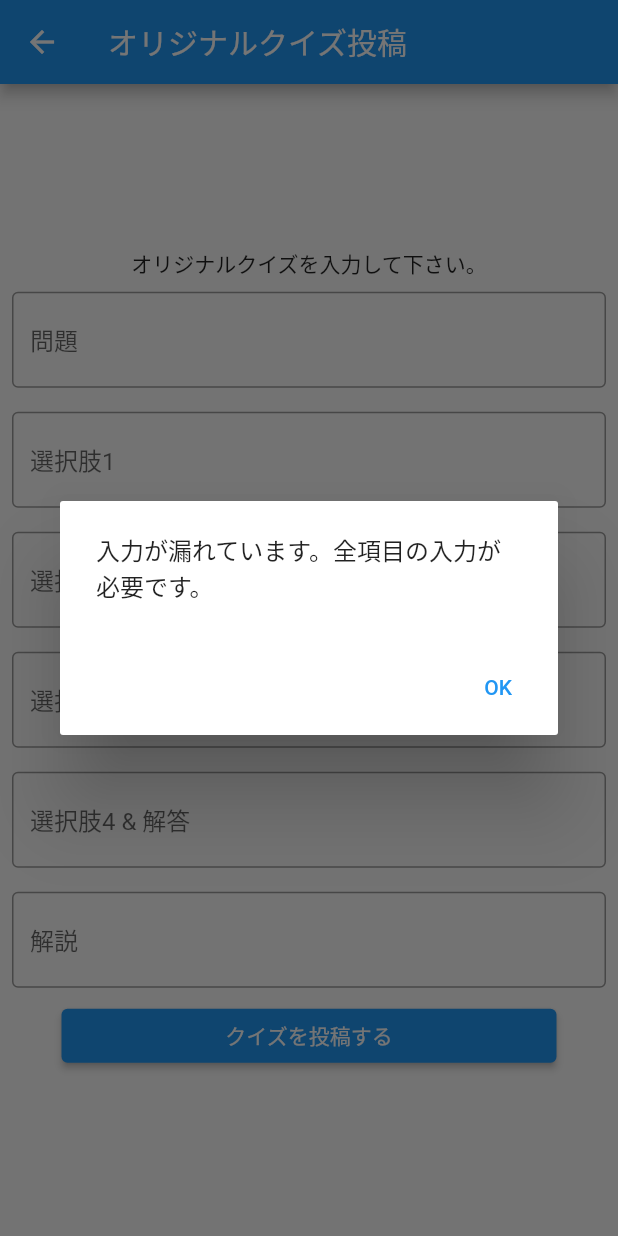
After one commit to uekiGityuto/sho_tests, a Flutter app: the PostQuizPage screen opened directly, after a tap on "クイズを投稿する", on a phone screen of 412 x 824 dp. The commit adds this screen. Run offline on Flutter 3.47's test engine with Material 2 defaults, Android fonts, the phone set to English and light mode, and no system bars; our stand-ins replace cloud_firestore, firebase_core; accounts and stored records are empty.

Commit message:
バリデーション等を追加

```diff
--- /dev/null
+++ b/lib/common/utility.dart
@@ -0,0 +1,27 @@
+import 'package:flutter/cupertino.dart';
+import 'package:flutter/material.dart';
+
+/// ユーティリティクラス
+class Utility {
+  /// ダイアログ表示
+  static Future<AlertDialog> getShowDialog(
+      BuildContext context, String msg) async {
+    return await showDialog(
+        context: context,
+        builder: (BuildContext context) {
+          return AlertDialog(
+            content: Text(msg),
+            shape: RoundedRectangleBorder(
+                borderRadius: BorderRadius.all(Radius.circular(2.0))),
+            actions: <Widget>[
+              TextButton(
+                child: const Text('OK'),
+                onPressed: () {
+                  Navigator.of(context).pop();
+                },
+              ),
+            ],
+          );
+        });
+  }
+}
--- a/lib/presentation/course_list/course_list_page.dart
+++ b/lib/presentation/course_list/course_list_page.dart
@@ -1,12 +1,17 @@
 import 'package:flutter/cupertino.dart';
 import 'package:flutter/material.dart';
 import 'package:provider/provider.dart';
+import 'package:sho_tests/presentation/post_quiz/post_quiz_page.dart';
 import 'package:sho_tests/presentation/quiz/quiz_page.dart';
 
 import 'course_list_model.dart';
 
 /// コース選択ページ
 class CourseListPage extends StatelessWidget {
+  final bool isPost;
+
+  CourseListPage(this.isPost);
+
   @override
   Widget build(BuildContext context) {
     return ChangeNotifierProvider<CourseListModel>(
@@ -26,8 +31,9 @@ class CourseListPage extends StatelessWidget {
                             Navigator.push(
                               context,
                               MaterialPageRoute(
-                                  builder: (context) =>
-                                      QuizPage(course: course)),
+                                  builder: (context) => isPost
+                                      ? PostQuizPage(course: course)
+                                      : QuizPage(course: course)),
                             );
                           }),
                     ))
@@ -36,7 +42,9 @@ class CourseListPage extends StatelessWidget {
             return Center(
               child: Column(
                 children: [
-                  Text('学習したいコースを選択して下さい。'),
+                  Text(this.isPost
+                      ? 'クイズを追加したいコースを選択して下さい'
+                      : '学習したいコースを選択して下さい。'),
                   Column(
                     children: courseButtons,
                   ),
--- a/lib/presentation/main/main.dart
+++ b/lib/presentation/main/main.dart
@@ -48,7 +48,19 @@ class HomePage extends StatelessWidget {
                           Navigator.push(
                             context,
                             MaterialPageRoute(
-                                builder: (context) => CourseListPage()),
+                                builder: (context) => CourseListPage(false)),
+                          );
+                        }),
+                  ),
+                  SizedBox(
+                    width: 330,
+                    child: ElevatedButton(
+                        child: Text('オリジナルクイズを投稿'),
+                        onPressed: () {
+                          Navigator.push(
+                            context,
+                            MaterialPageRoute(
+                                builder: (context) => CourseListPage(true)),
                           );
                         }),
                   ),
--- /dev/null
+++ b/lib/presentation/post_quiz/post_quiz_model.dart
@@ -0,0 +1,46 @@
+import 'package:cloud_firestore/cloud_firestore.dart';
+import 'package:flutter/cupertino.dart';
+import 'package:sho_tests/domain/Course.dart';
+
+/// クイズ投稿モデル
+class PostQuizModel extends ChangeNotifier {
+  // TextFieldから取得した値
+  String question = '';
+  String option1 = '';
+  String option2 = '';
+  String option3 = '';
+  String answer = '';
+  String commentary = '';
+
+  /// Firestoreにクイズ追加
+  postQuiz(Course course) async {
+    if (this.question.isEmpty ||
+        this.option1.isEmpty ||
+        this.option2.isEmpty ||
+        this.option3.isEmpty ||
+        this.answer.isEmpty ||
+        this.commentary.isEmpty) {
+      throw ('入力が漏れています。全項目の入力が必要です。');
+    }
+
+    // Firestoreに追加
+    CollectionReference quizzes = FirebaseFirestore.instance
+        .collection('courses')
+        .doc(course.documentId)
+        .collection('quizzes');
+
+    await quizzes.add({
+      'id': '', // TODO: 考える
+      'question': this.question,
+      'option1': this.option1,
+      'option2': this.option2,
+      'answer': this.answer,
+      'commentary': this.commentary,
+      'userId': '', // TODO: FireAuthから取得
+      'isEnabled': true,
+      'isExamined': true,
+      'createdAt': Timestamp.now(),
+      'updatedAt': Timestamp.now(),
+    });
+  }
+}
--- /dev/null
+++ b/lib/presentation/post_quiz/post_quiz_page.dart
@@ -0,0 +1,120 @@
+import 'package:flutter/cupertino.dart';
+import 'package:flutter/material.dart';
+import 'package:provider/provider.dart';
+import 'package:sho_tests/common/utility.dart';
+import 'package:sho_tests/domain/Course.dart';
+import 'package:sho_tests/presentation/main/main.dart';
+
+import 'post_quiz_model.dart';
+
+/// オリジナルクイズ投稿ページ
+class PostQuizPage extends StatelessWidget {
+  final Course course;
+
+  PostQuizPage({this.course});
+
+  @override
+  Widget build(BuildContext context) {
+    return ChangeNotifierProvider<PostQuizModel>(
+        create: (_) => PostQuizModel(),
+        child: Scaffold(
+          appBar: AppBar(
+            title: Text('オリジナルクイズ投稿'),
+          ),
+          body: Consumer<PostQuizModel>(
+            builder: (context, model, child) {
+              return Center(
+                child: SingleChildScrollView(
+                  child: Column(
+                    children: [
+                      Text('オリジナルクイズを入力して下さい。'),
+                      Padding(
+                        padding: const EdgeInsets.all(8.0),
+                        child: TextField(
+                          decoration: InputDecoration(
+                              border: OutlineInputBorder(), hintText: '問題'),
+                          keyboardType: TextInputType.multiline,
+                          maxLines: null,
+                          onChanged: (text) {
+                            model.question = text;
+                          },
+                        ),
+                      ),
+                      Padding(
+                        padding: const EdgeInsets.all(8.0),
+                        child: TextField(
+                          decoration: InputDecoration(
+                              border: OutlineInputBorder(), hintText: '選択肢1'),
+                        ),
+                      ),
+                      Padding(
+                        padding: const EdgeInsets.all(8.0),
+                        child: TextField(
+                          decoration: InputDecoration(
+                              border: OutlineInputBorder(), hintText: '選択肢2'),
+                          onChanged: (text) {
+                            model.option1 = text;
+                          },
+                        ),
+                      ),
+                      Padding(
+                        padding: const EdgeInsets.all(8.0),
+                        child: TextField(
+                          decoration: InputDecoration(
+                              border: OutlineInputBorder(), hintText: '選択肢3'),
+                          onChanged: (text) {
+                            model.option2 = text;
+                          },
+                        ),
+                      ),
+                      Padding(
+                        padding: const EdgeInsets.all(8.0),
+                        child: TextField(
+                          decoration: InputDecoration(
+                              border: OutlineInputBorder(),
+                              hintText: '選択肢4 & 解答'),
+                          onChanged: (text) {
+                            model.answer = text;
+                          },
+                        ),
+                      ),
+                      Padding(
+                        padding: const EdgeInsets.all(8.0),
+                        child: TextField(
+                          decoration: InputDecoration(
+                              border: OutlineInputBorder(), hintText: '解説'),
+                          keyboardType: TextInputType.multiline,
+                          maxLines: null,
+                          onChanged: (text) {
+                            model.commentary = text;
+                          },
+                        ),
+                      ),
+                      SizedBox(
+                        width: 330,
+                        child: ElevatedButton(
+                            child: Text('クイズを投稿する'),
+                            onPressed: () async {
+                              try {
+                                await model.postQuiz(course);
+                                await Utility.getShowDialog(context, '登録しました。');
+                                Navigator.push(
+                                  context,
+                                  MaterialPageRoute(
+                                      builder: (context) => HomePage()),
+                                );
+                              } catch (e) {
+                                await Utility.getShowDialog(
+                                    context, e.toString());
+                              }
+                            }),
+                      ),
+                    ],
+                  ),
+                ),
+              );
+            },
+          ),
+        ));
+  }
+}
--- a/lib/presentation/result/result_page.dart
+++ b/lib/presentation/result/result_page.dart
@@ -34,7 +34,7 @@ class ResultPage extends StatelessWidget {
                           Navigator.push(
                             context,
                             MaterialPageRoute(
-                                builder: (context) => CourseListPage()),
+                                builder: (context) => CourseListPage(false)),
                           );
                         }),
                   ),
```
